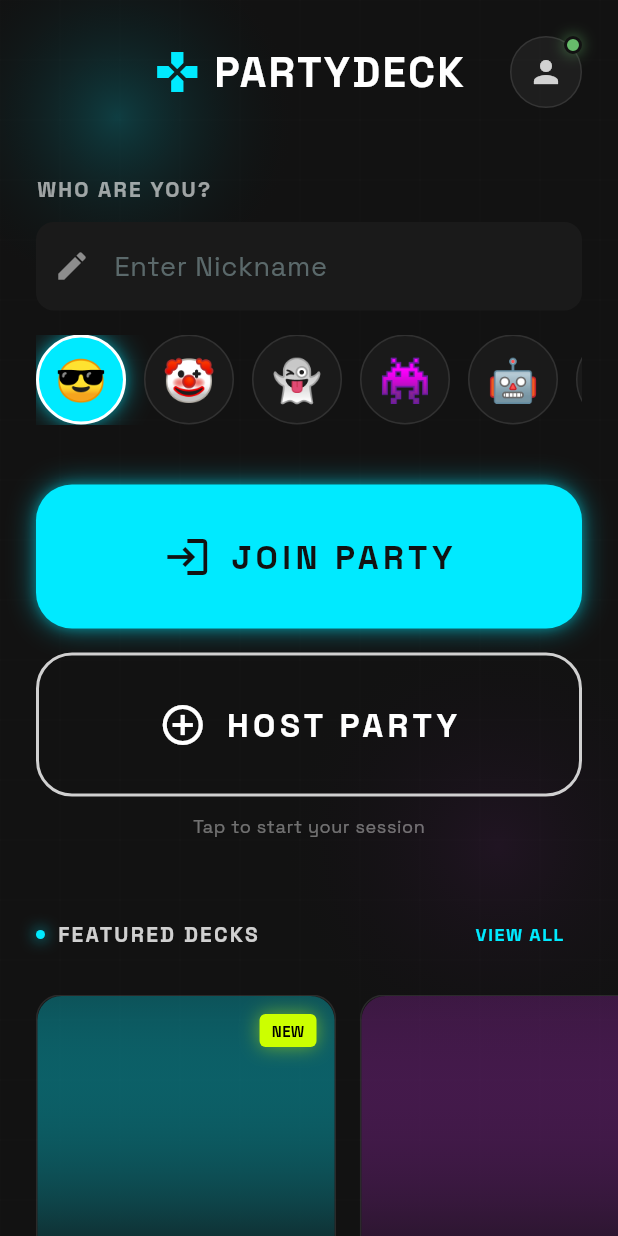
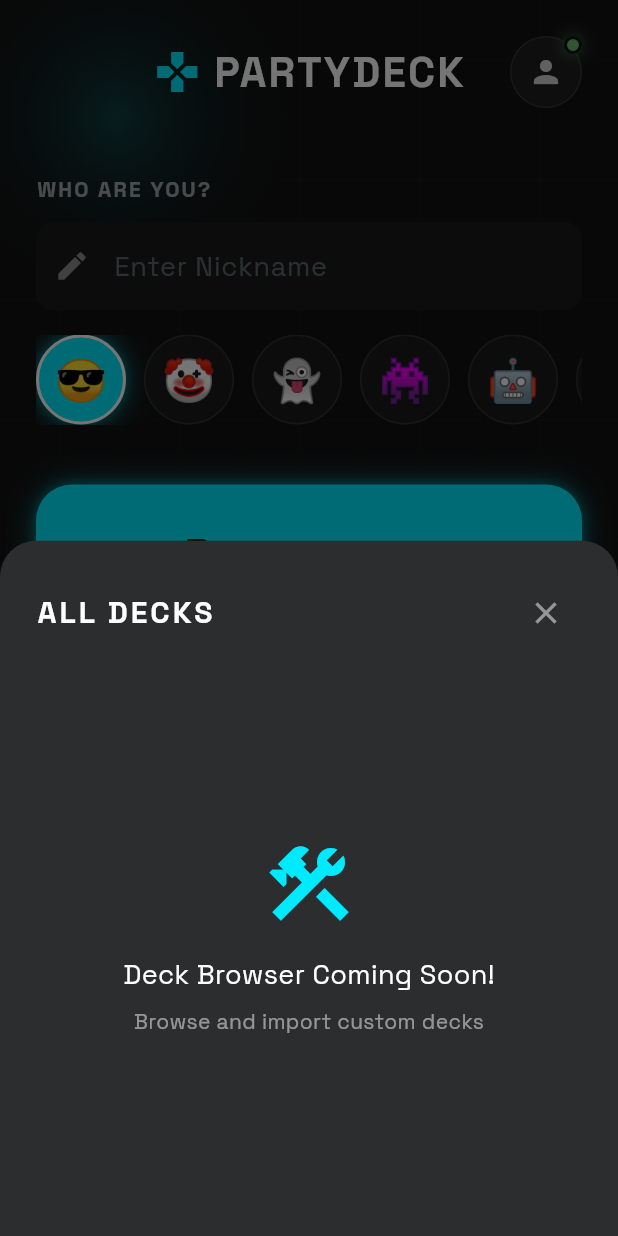
Before and after one commit to Veenum-SVJ/partydeck, a Flutter app: the screen it shows after launch, after a tap on "VIEW ALL", on a phone screen of 412 x 824 dp. Run offline on Flutter 3.47's test engine with Material 3 defaults, Android fonts, the phone set to English and light mode, and no system bars; our stand-ins replace flutter_animate, flutter_riverpod, go_router, google_fonts, shared_preferences, supabase_flutter; accounts and stored records are empty.

Commit message:
fix: Add Profile/ViewAll dialogs, improve network error handling

```diff
--- a/lib/features/lobby/screens/home_screen.dart
+++ b/lib/features/lobby/screens/home_screen.dart
@@ -55,7 +55,19 @@ class _HomeScreenState extends State<HomeScreen> {
       }
     } catch (e) {
       if (mounted) {
-        ScaffoldMessenger.of(context).showSnackBar(SnackBar(content: Text('Error: $e')));
+        String errorMessage = 'Failed to create room';
+        if (e.toString().contains('SocketException') || e.toString().contains('host lookup')) {
+          errorMessage = 'No internet connection. Please check your network.';
+        } else if (e.toString().contains('timeout')) {
+          errorMessage = 'Connection timed out. Please try again.';
+        }
+        ScaffoldMessenger.of(context).showSnackBar(
+          SnackBar(
+            content: Text(errorMessage),
+            backgroundColor: AppTheme.secondaryPink,
+            behavior: SnackBarBehavior.floating,
+          ),
+        );
       }
     } finally {
       if (mounted) setState(() => _isLoading = false);
@@ -237,7 +249,9 @@ class _HomeScreenState extends State<HomeScreen> {
             ],
           ),
           // Profile Button with Online Status
-          Stack(
+          GestureDetector(
+            onTap: () => _showProfileDialog(),
+            child: Stack(
               children: [
                 Container(
                   width: 48,
@@ -270,6 +284,7 @@ class _HomeScreenState extends State<HomeScreen> {
                   ),
                 ),
               ],
+            ),
           ),
         ],
       ),
@@ -444,6 +459,115 @@ class _HomeScreenState extends State<HomeScreen> {
     );
   }
 
+  void _showProfileDialog() {
+    showDialog(
+      context: context,
+      builder: (c) => AlertDialog(
+        backgroundColor: AppTheme.surfaceGrey,
+        shape: RoundedRectangleBorder(borderRadius: BorderRadius.circular(24)),
+        title: Row(
+          children: [
+            Text(_selectedAvatar, style: const TextStyle(fontSize: 32)),
+            const SizedBox(width: 12),
+            Column(
+              crossAxisAlignment: CrossAxisAlignment.start,
+              children: [
+                Text(
+                  _nicknameController.text.isEmpty ? 'Guest' : _nicknameController.text,
+                  style: const TextStyle(color: Colors.white, fontSize: 18),
+                ),
+                Text(
+                  'Online',
+                  style: TextStyle(color: Colors.green.shade400, fontSize: 12),
+                ),
+              ],
+            ),
+          ],
+        ),
+        content: Column(
+          mainAxisSize: MainAxisSize.min,
+          children: [
+            _buildProfileOption(Icons.history, 'Game History', 'Coming soon'),
+            _buildProfileOption(Icons.star, 'Achievements', 'Coming soon'),
+            _buildProfileOption(Icons.settings, 'Settings', 'Coming soon'),
+          ],
+        ),
+        actions: [
+          TextButton(
+            onPressed: () => Navigator.pop(c),
+            child: Text('CLOSE', style: TextStyle(color: AppTheme.primaryCyan)),
+          ),
+        ],
+      ),
+    );
+  }
+
+  Widget _buildProfileOption(IconData icon, String title, String subtitle) {
+    return ListTile(
+      leading: Icon(icon, color: AppTheme.primaryCyan),
+      title: Text(title, style: const TextStyle(color: Colors.white)),
+      subtitle: Text(subtitle, style: TextStyle(color: Colors.white.withValues(alpha: 0.5), fontSize: 12)),
+      contentPadding: EdgeInsets.zero,
+    );
+  }
+
+  void _showAllDecksDialog() {
+    showModalBottomSheet(
+      context: context,
+      backgroundColor: AppTheme.surfaceGrey,
+      shape: const RoundedRectangleBorder(
+        borderRadius: BorderRadius.vertical(top: Radius.circular(24)),
+      ),
+      builder: (c) => Container(
+        padding: const EdgeInsets.all(24),
+        child: Column(
+          crossAxisAlignment: CrossAxisAlignment.start,
+          children: [
+            Row(
+              mainAxisAlignment: MainAxisAlignment.spaceBetween,
+              children: [
+                Text(
+                  'ALL DECKS',
+                  style: TextStyle(
+                    color: Colors.white,
+                    fontSize: 20,
+                    fontWeight: FontWeight.bold,
+                    letterSpacing: 2,
+                  ),
+                ),
+                IconButton(
+                  onPressed: () => Navigator.pop(c),
+                  icon: Icon(Icons.close, color: Colors.white.withValues(alpha: 0.5)),
+                ),
+              ],
+            ),
+            const SizedBox(height: 16),
+            Expanded(
+              child: Center(
+                child: Column(
+                  mainAxisAlignment: MainAxisAlignment.center,
+                  children: [
+                    Icon(Icons.construction, color: AppTheme.primaryCyan, size: 64),
+                    const SizedBox(height: 16),
+                    Text(
+                      'Deck Browser Coming Soon!',
+                      style: TextStyle(color: Colors.white, fontSize: 18),
+                    ),
+                    const SizedBox(height: 8),
+                    Text(
+                      'Browse and import custom decks',
+                      style: TextStyle(color: Colors.white.withValues(alpha: 0.5)),
+                    ),
+                  ],
+                ),
+              ),
+            ),
+          ],
+        ),
+      ),
+    );
+  }
+
   Widget _buildFeaturedDecks() {
     return Column(
       crossAxisAlignment: CrossAxisAlignment.start,
@@ -479,7 +603,7 @@ class _HomeScreenState extends State<HomeScreen> {
                 ],
               ),
               TextButton(
-                onPressed: () {},
+                onPressed: () => _showAllDecksDialog(),
                 child: Text(
                   'VIEW ALL',
                   style: TextStyle(
```
Lines whose indentation alone changed are shown as unchanged.
